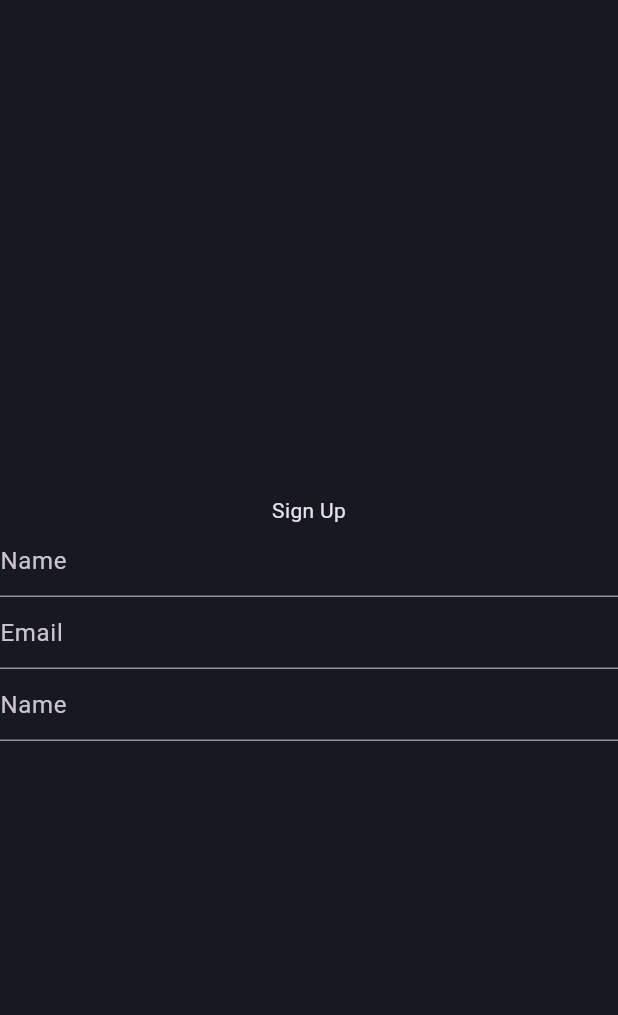
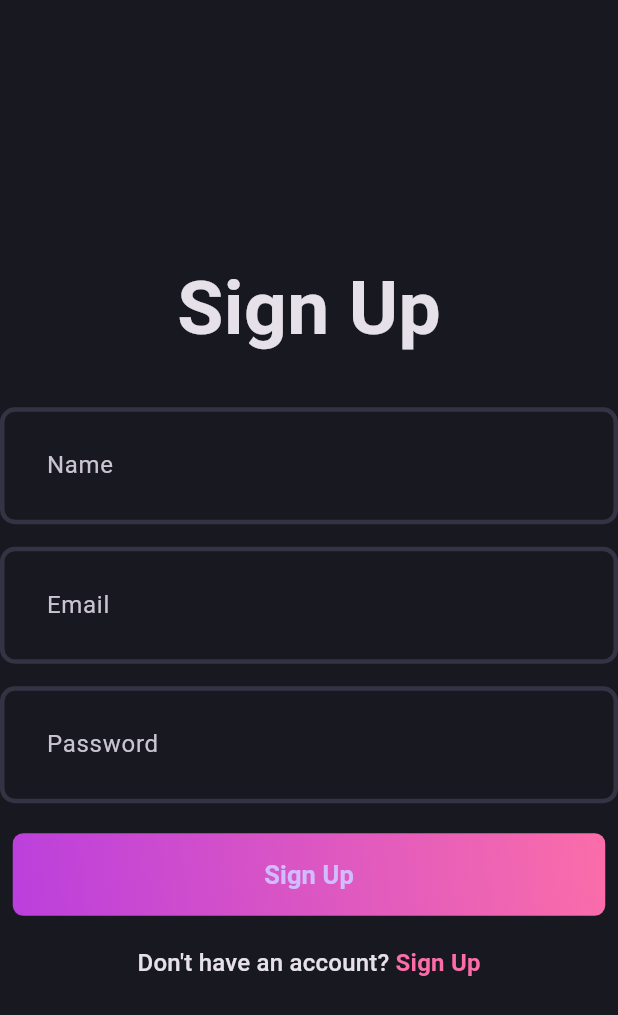
Before and after one commit to Vaibhav77e/blog_apps, a Flutter app: the screen it shows after launch, on a phone screen of 412 x 824 dp. Shown: the top 1015 px of the screen. Run offline on Flutter 3.47's test engine with Material 3 defaults, Android fonts, the phone set to English and light mode, and no system bars.

Commit message:
added gradient button

```diff
--- a/lib/core/theme/theme.dart
+++ b/lib/core/theme/theme.dart
@@ -2,7 +2,21 @@ import 'package:blog_app/core/theme/app_pallete.dart';
 import 'package:flutter/material.dart';
 
 class AppTheme{
+   static _border([Color color = AppPallete.borderColor]) => OutlineInputBorder(
+        borderSide: BorderSide(
+          color: color,
+          width: 3,
+        ),
+        borderRadius: BorderRadius.circular(10),
+    );
+
   static final darkThemeMode = ThemeData.dark().copyWith(
-    scaffoldBackgroundColor: AppPallete.backgroundColor
+    scaffoldBackgroundColor: AppPallete.backgroundColor,
+      inputDecorationTheme: InputDecorationTheme(
+      contentPadding: const EdgeInsets.all(27),
+      enabledBorder: _border(),
+      focusedBorder: _border(AppPallete.gradient2),
+      errorBorder: _border(AppPallete.errorColor),
+    ),
   );
 }
--- a/lib/features/auth/presentation/pages/sign_up_screen.dart
+++ b/lib/features/auth/presentation/pages/sign_up_screen.dart
@@ -1,6 +1,8 @@
+import 'package:blog_app/core/theme/app_pallete.dart';
 import 'package:flutter/material.dart';
 
 import '../widgets/auth_field.dart';
+import '../widgets/auth_gradient_button.dart';
 
 class SignUpScreen extends StatefulWidget {
   SignUpScreen({Key? key}) : super(key: key);
@@ -14,28 +16,65 @@ class _SignUpScreenState extends State<SignUpScreen> {
   TextEditingController emailController = TextEditingController();
   TextEditingController passwordController = TextEditingController();
 
+  final formKey = GlobalKey<FormState>();
 
   @override
   Widget build(BuildContext context) {
     return Scaffold(
-      body: Column(
+      body: Form(
+        key: formKey,
+        child: Column(
           mainAxisAlignment: MainAxisAlignment.center,
           children: [
-          Text("Sign Up"),
+            const Text("Sign Up",
+            style: TextStyle(fontSize: 50,fontWeight:FontWeight.bold,),),
+            const SizedBox(height: 30,),
             AuthField(
             hintText: "Name",
             controller: nameController,
             ),
+            const SizedBox(height: 15,),
             AuthField(
             hintText: "Email",
             controller: emailController,
             ),
+            const SizedBox(height: 15,),
             AuthField(
-          hintText: "Name",
+            hintText: "Password",
             controller: passwordController,
             ),
+            const SizedBox(height: 20,),
+            AuthGradientButton(
+              buttonText: "Sign Up",
+              onPressed: (){},
+            ),
+            const SizedBox(height: 20,),
+            RichText(text: TextSpan(
+              text: 'Don\'t have an account? ',
+              style: Theme.of(context).textTheme.titleMedium,
+              children: [
+                TextSpan(
+                  text: 'Sign Up',
+                  style: Theme.of(context).textTheme.titleMedium?.copyWith(
+                    color: AppPallete.gradient2,
+                    fontWeight: FontWeight.bold
+                  ),
+                ),
+              ]
+            ))
           ],
+        ),
       ),
     );
   }
+
+
+  @override
+  void dispose() {
+    // TODO: implement dispose
+    super.dispose();
+    nameController.dispose();
+    passwordController.dispose();
+    emailController.dispose();
   }
+}
--- a/lib/features/auth/presentation/widgets/auth_field.dart
+++ b/lib/features/auth/presentation/widgets/auth_field.dart
@@ -25,6 +25,7 @@ class AuthField extends StatelessWidget {
         return null;
       },
       obscureText: isObscureText,
+
     );
   }
 }
--- /dev/null
+++ b/lib/features/auth/presentation/widgets/auth_gradient_button.dart
@@ -0,0 +1,45 @@
+import 'package:blog_app/core/theme/app_pallete.dart';
+import 'package:flutter/material.dart';
+
+class AuthGradientButton extends StatelessWidget {
+  final String buttonText;
+  final VoidCallback onPressed;
+  const AuthGradientButton({
+    super.key,
+    required this.buttonText,
+    required this.onPressed,
+  });
+
+  @override
+  Widget build(BuildContext context) {
+    return Container(
+      decoration: BoxDecoration(
+        gradient: const LinearGradient(
+          colors: [
+            AppPallete.gradient1,
+            AppPallete.gradient2,
+            // AppPallete.gradient3,
+          ],
+          begin: Alignment.bottomLeft,
+          end: Alignment.topRight,
+        ),
+        borderRadius: BorderRadius.circular(7),
+      ),
+      child: ElevatedButton(
+        onPressed: onPressed,
+        style: ElevatedButton.styleFrom(
+          fixedSize: const Size(395, 55),
+          backgroundColor: AppPallete.transparentColor,
+          shadowColor: AppPallete.transparentColor,
+        ),
+        child: Text(
+          buttonText,
+          style: const TextStyle(
+            fontSize: 17,
+            fontWeight: FontWeight.w600,
+          ),
+        ),
+      ),
+    );
+  }
+}
```
Lines whose indentation alone changed are shown as unchanged.
